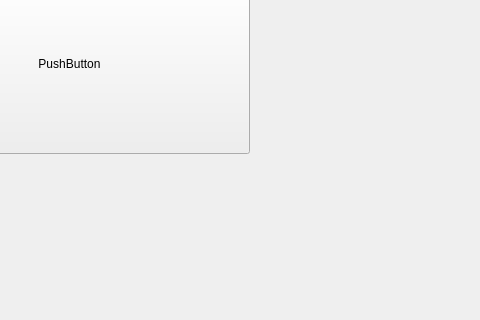
The window that window/mainwindow.ui (Altafianz/UAS-STRUKDAT) describes before a commit, drawn with Qt 5; both pictures show x 751 to 1231 and y 497 to 817 of the 1231 by 817 pixel window.
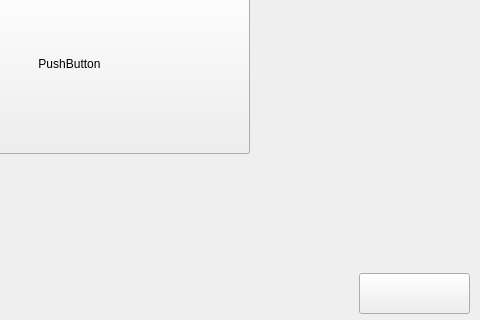
The same window after the commit. Icons and pictures are not drawn.

```diff
--- a/window/mainwindow.ui
+++ b/window/mainwindow.ui
@@ -54,6 +54,22 @@
      <string>PushButton</string>
     </property>
    </widget>
+   <widget class="QPushButton" name="aboutButton">
+    <property name="geometry">
+     <rect>
+      <x>1110</x>
+      <y>770</y>
+      <width>111</width>
+      <height>41</height>
+     </rect>
+    </property>
+    <property name="styleSheet">
+     <string notr="true">image: url(:/main_window/Assets/icon/about.png);</string>
+    </property>
+    <property name="text">
+     <string/>
+    </property>
+   </widget>
   </widget>
  </widget>
  <resources>
```
